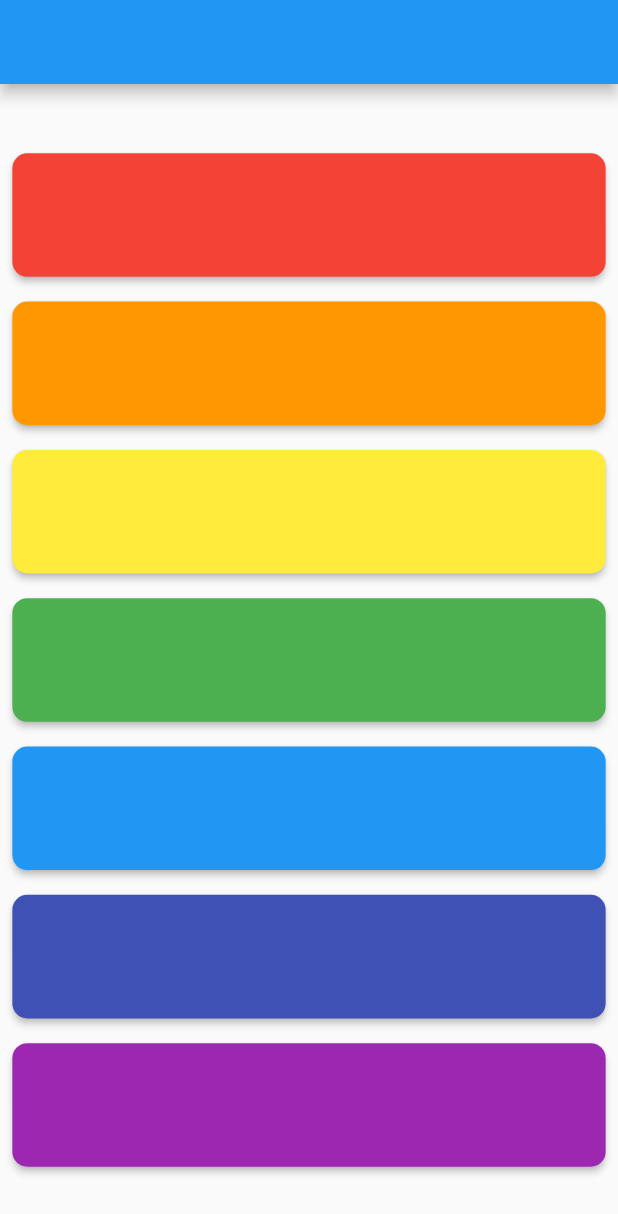
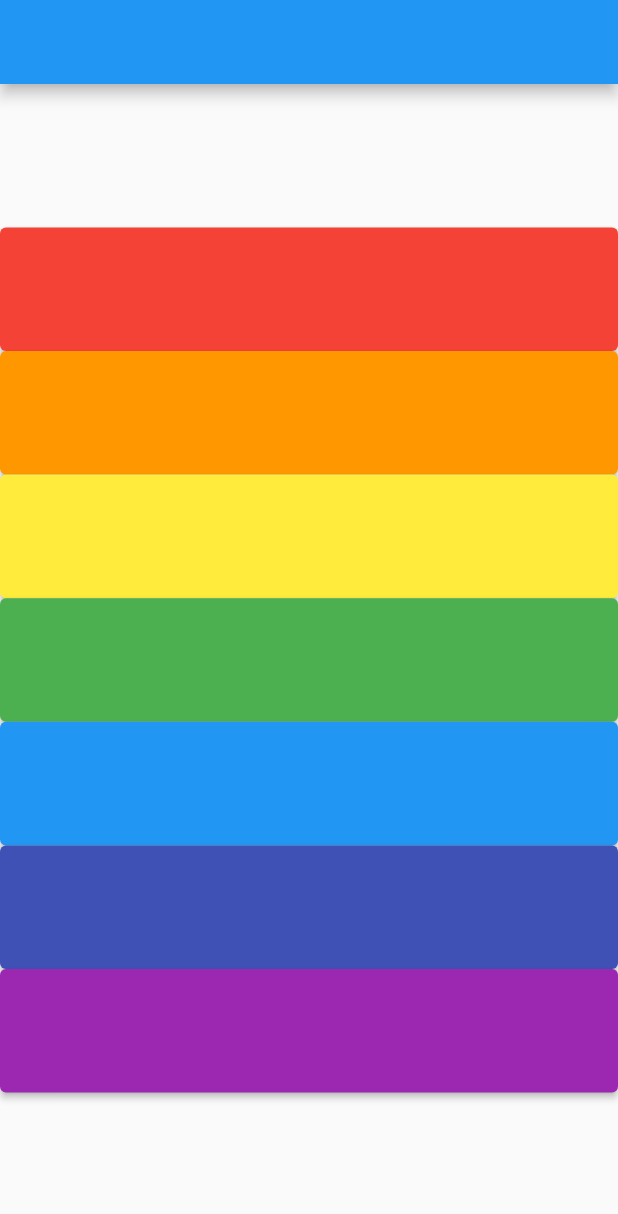
Before and after one commit to ShreyNagda/Xylophone, a Flutter app: the screen it shows after launch, on a phone screen of 412 x 824 dp. Shown: the top 1214 px of the screen. Run offline on Flutter 3.47's test engine with Material 2 defaults, Android fonts, the phone set to English and light mode, and no system bars; our stand-ins replace audioplayers; missing offline and left inert: window_manager.

Commit message:
UI changes

```diff
--- a/lib/main.dart
+++ b/lib/main.dart
@@ -58,15 +58,12 @@ class XylophoneApp extends StatelessWidget {
       height = constraints.maxHeight / 10;
       padding = height / 10;
     }
-    return Padding(
-      padding: EdgeInsets.all(constraints.maxHeight / 100),
-      child: ElevatedButton(
-        onPressed: () => playAudio(note_number),
-        child: Text(""),
-        style: _style(
-          color,
-          constraints.maxHeight / 10,
-        ),
+    return ElevatedButton(
+      onPressed: () => playAudio(note_number),
+      child: Text(""),
+      style: _style(
+        color,
+        constraints.maxHeight / 10,
       ),
     );
   }
@@ -75,7 +72,8 @@ class XylophoneApp extends StatelessWidget {
     return ElevatedButton.styleFrom(
         minimumSize: Size.fromHeight(height),
         backgroundColor: color,
-        shape: RoundedRectangleBorder(borderRadius: BorderRadius.circular(10)));
+        // shape: RoundedRectangleBorder(borderRadius: BorderRadius.circular(10)
+    );
   }
 
   void playAudio(int note_number) {
```
